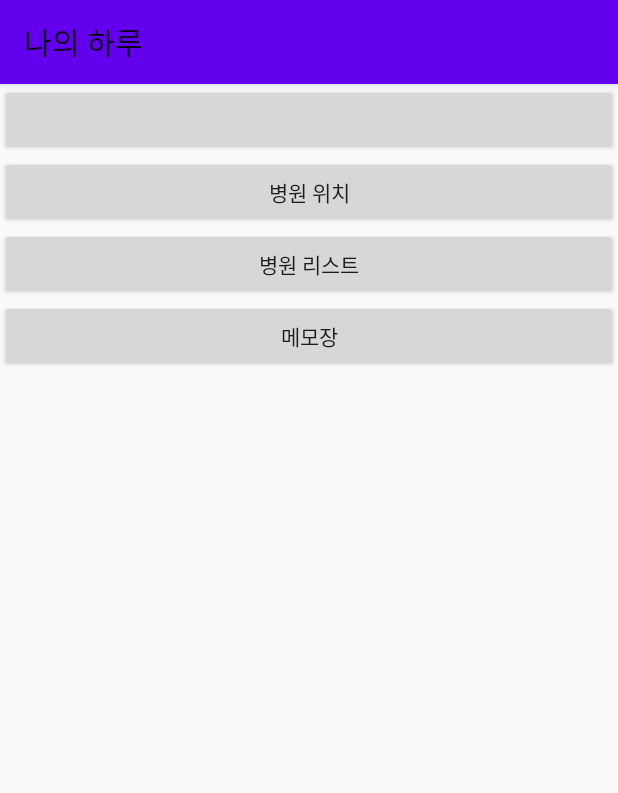
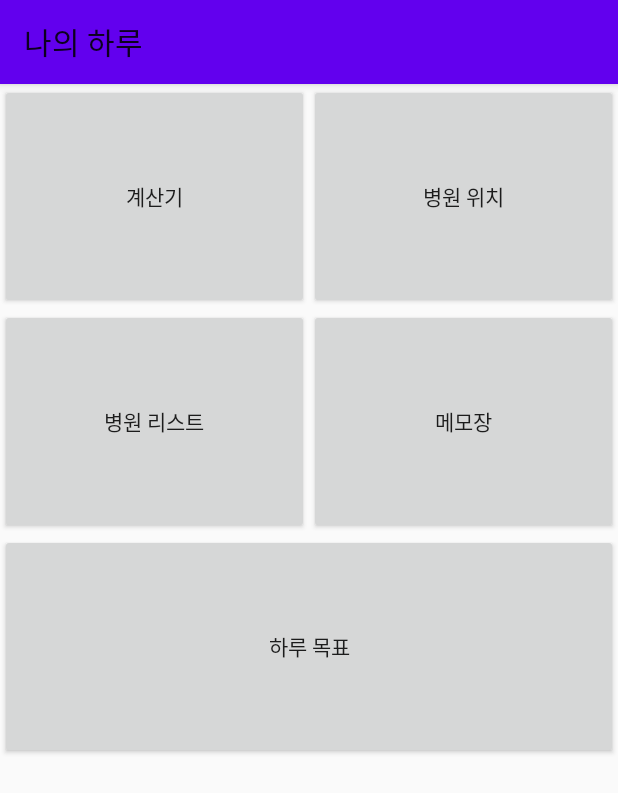
Before and after one commit to JiYeon0203/MyEveryday, an Android app: the screen it shows after launch (MainActivity), on a phone screen of 412 x 824 dp. Shown: the top 793 px of the screen. Run offline under Robolectric (Android 15) with nearby library versions, the phone set to English and light mode, and no system bars.

Commit message:
06-10 update

```diff
--- /dev/null
+++ b/app/src/main/java/com/baewha/myeveryday/FiveActivity.java
@@ -0,0 +1,16 @@
+package com.baewha.myeveryday;
+
+import android.os.Bundle;
+
+import androidx.appcompat.app.AppCompatActivity;
+
+public class FiveActivity extends AppCompatActivity {
+
+    @Override
+    protected void onCreate(Bundle savedInstanceState) {
+        super.onCreate(savedInstanceState);
+        setContentView(R.layout.five);
+        setTitle("나의 하루");
+
+    }
+}
--- a/app/src/main/java/com/baewha/myeveryday/MainActivity.java
+++ b/app/src/main/java/com/baewha/myeveryday/MainActivity.java
@@ -9,7 +9,7 @@ import android.widget.Button;
 import androidx.appcompat.app.AppCompatActivity;
 
 public class MainActivity extends AppCompatActivity {
-    Button btn1, btn2, btn3, btn4;
+    Button btn1, btn2, btn3, btn4, btn5;
 
     @Override
     protected void onCreate(Bundle savedInstanceState) {
@@ -51,5 +51,13 @@ public class MainActivity extends AppCompatActivity {
                 startActivity(intenta);
             }
         });
+        btn5 = findViewById(R.id.btn5);
+        btn5.setOnClickListener(new View.OnClickListener() {
+            @Override
+            public void onClick(View view) {
+                Intent intenta = new Intent(getApplicationContext(), FiveActivity.class);
+                startActivity(intenta);
+            }
+        });
     }
 }
--- a/app/src/main/res/layout/activity_main.xml
+++ b/app/src/main/res/layout/activity_main.xml
@@ -7,28 +7,56 @@
     tools:context=".MainActivity"
     android:orientation="vertical">
 
+
+    <LinearLayout
+        android:layout_width="match_parent"
+        android:layout_height="150dp">
         <Button
             android:id="@+id/btn1"
+            android:text="계산기"
             android:layout_width="match_parent"
-        android:layout_height="wrap_content">
+            android:layout_height="match_parent"
+            android:layout_weight="1">
         </Button>
         <Button
             android:id="@+id/btn2"
             android:text="병원 위치"
             android:layout_width="match_parent"
-        android:layout_height="wrap_content">
+            android:layout_height="match_parent"
+            android:layout_weight="1">
         </Button>
+    </LinearLayout>
+
+    <LinearLayout
+        android:layout_width="match_parent"
+        android:layout_height="150dp">
         <Button
             android:id="@+id/btn3"
             android:text="병원 리스트"
             android:layout_width="match_parent"
-        android:layout_height="wrap_content">
+            android:layout_height="match_parent"
+            android:layout_weight="1">
         </Button>
         <Button
             android:id="@+id/btn4"
             android:text="메모장"
             android:layout_width="match_parent"
-        android:layout_height="wrap_content">
+            android:layout_height="match_parent"
+            android:layout_weight="1">
         </Button>
+    </LinearLayout>
+
+    <LinearLayout
+        android:layout_width="match_parent"
+        android:layout_height="150dp">
+        <Button
+            android:id="@+id/btn5"
+            android:text="하루 목표"
+            android:layout_width="match_parent"
+            android:layout_height="match_parent"
+            android:layout_weight="1">
+        </Button>
+    </LinearLayout>
+
 
 </LinearLayout>
--- /dev/null
+++ b/app/src/main/res/layout/five.xml
@@ -0,0 +1,6 @@
+<?xml version="1.0" encoding="utf-8"?>
+<androidx.constraintlayout.widget.ConstraintLayout xmlns:android="http://schemas.android.com/apk/res/android"
+    android:layout_width="match_parent"
+    android:layout_height="match_parent">
+
+</androidx.constraintlayout.widget.ConstraintLayout>
```
Lines whose indentation alone changed are shown as unchanged.
